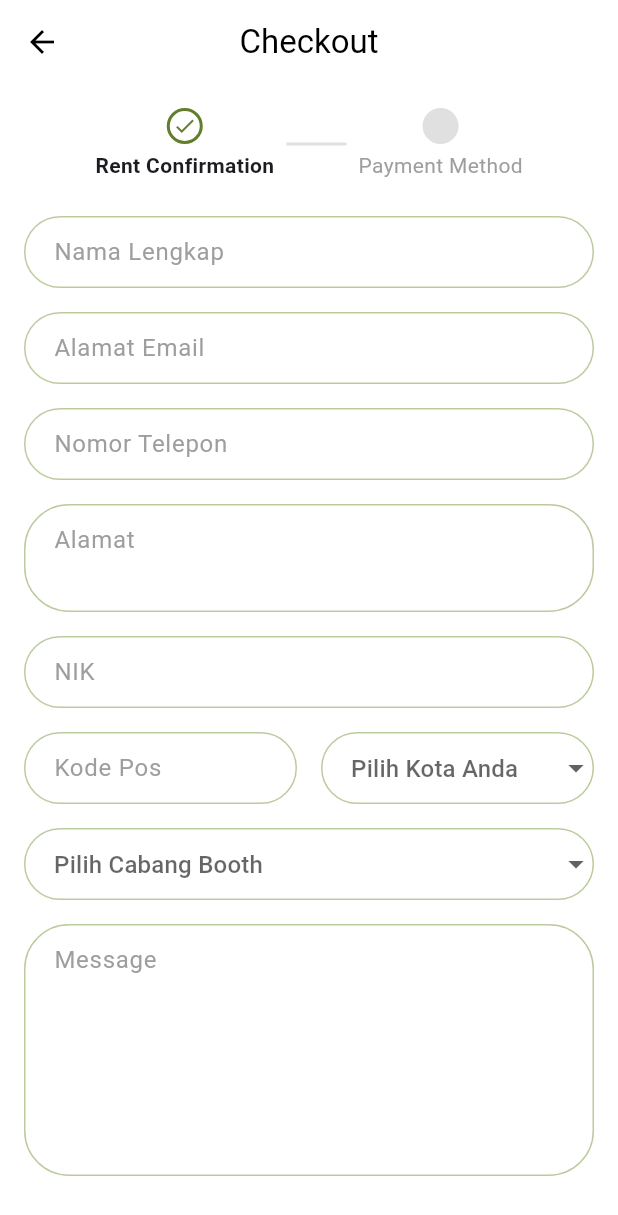
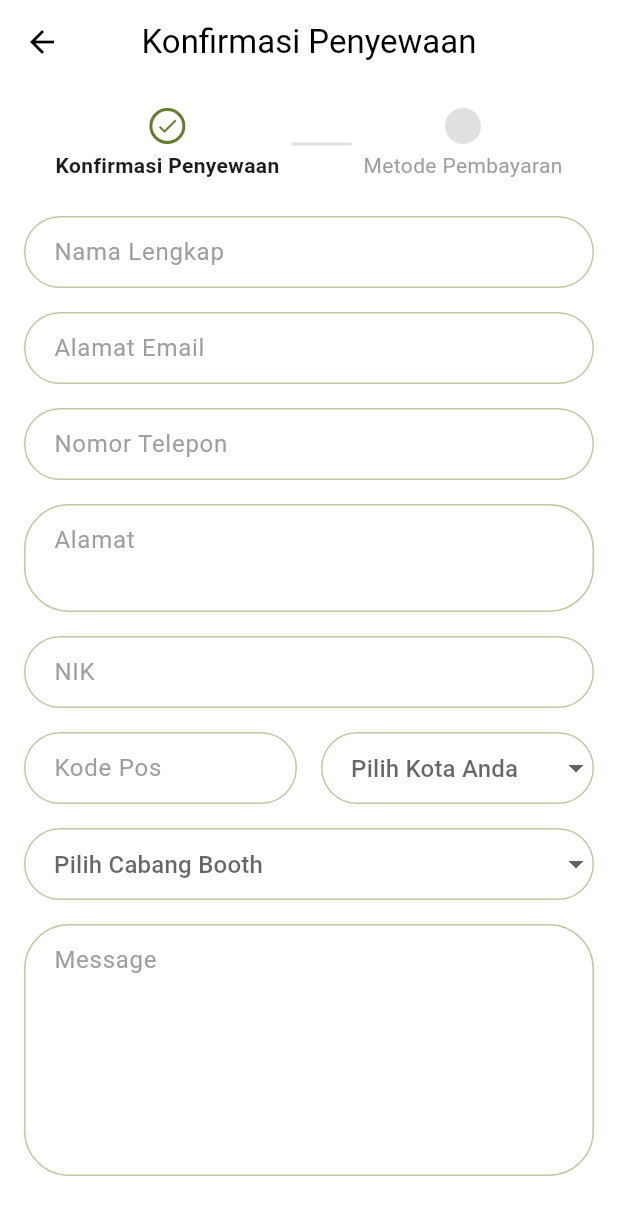
Before and after one commit to kiy4h/campedia, a Flutter app: the ShippingAddressPage screen opened directly, on a phone screen of 412 x 824 dp. Shown: the top 1215 px of the screen. Run offline on Flutter 3.47's test engine with Material 3 defaults, Android fonts, the phone set to English and light mode, and no system bars; our stand-ins replace flutter_countdown_timer, flutter_map, font_awesome_flutter, google_fonts, latlong2, shared_preferences; accounts and stored records are empty.

Commit message:
Ajam payment dibenerin

```diff
--- a/lib/pages/shopping/after_sales/order_tracking.dart
+++ b/lib/pages/shopping/after_sales/order_tracking.dart
@@ -245,7 +245,7 @@ class OrderTrackingPageState extends State<OrderTrackingPage> {
       child: Scaffold(
         appBar: AppBar(
           title: Text(
-            'Status Penyewaan #${widget.statusTransaksi}',
+            'Status Penyewaan',
             style: const TextStyle(
                 color: Colors.black, fontWeight: FontWeight.bold),
           ),
--- a/lib/pages/shopping/after_sales/thankyouPage.dart
+++ b/lib/pages/shopping/after_sales/thankyouPage.dart
@@ -208,7 +208,7 @@ class ThankYouPage extends StatelessWidget {
                                * - Label "Order ID".
                                */
                               Text(
-                                "Transaction ID",
+                                "ID Transaksi",
                                 style: TextStyle(
                                   color: Color(0xFF8A8A8A),
                                 ),
--- a/lib/pages/shopping/payment_data/checkout.dart
+++ b/lib/pages/shopping/payment_data/checkout.dart
@@ -9,6 +9,7 @@ library;
 
 import 'package:flutter/material.dart';
 import 'checkout2.dart';
+import '../cart/shoping.dart';
 
 /* Fungsi ini adalah titik masuk utama aplikasi Flutter.
  *
@@ -101,11 +102,13 @@ class ShippingAddressPageState extends State<ShippingAddressPage> {
          *
          * Deskripsi:
          * - Tombol ikon di AppBar untuk navigasi kembali ke layar sebelumnya.
-         */
-        leading: IconButton(
+         */        leading: IconButton(
           icon: const Icon(Icons.arrow_back, color: Colors.black),
           onPressed: () {
-            Navigator.pop(context);
+            Navigator.pushReplacement(
+              context,
+              MaterialPageRoute(builder: (context) => const Shoping()),
+            );
           },
         ),
         backgroundColor: Colors.transparent,
@@ -115,7 +118,7 @@ class ShippingAddressPageState extends State<ShippingAddressPage> {
          * Deskripsi:
          * - Judul halaman yang menampilkan 'Checkout'.
          */
-        title: const Text('Checkout', style: TextStyle(color: Colors.black)),
+        title: const Text('Konfirmasi Penyewaan', style: TextStyle(color: Colors.black)),
         centerTitle: true,
       ),
       /** Widget [Padding]
@@ -298,7 +301,7 @@ class ShippingAddressPageState extends State<ShippingAddressPage> {
              * - Label teks di bawah lingkaran untuk 'Rent Confirmation'.
              */
             const Text(
-              'Rent Confirmation',
+              'Konfirmasi Penyewaan',
               style: TextStyle(fontWeight: FontWeight.bold),
             ),
           ],
@@ -343,7 +346,7 @@ class ShippingAddressPageState extends State<ShippingAddressPage> {
              * - Label teks di bawah lingkaran untuk 'Payment Method'.
              */
             const Text(
-              'Payment Method',
+              'Metode Pembayaran',
               style: TextStyle(color: Colors.grey),
             ),
           ],
--- a/lib/pages/shopping/payment_data/checkout2.dart
+++ b/lib/pages/shopping/payment_data/checkout2.dart
@@ -63,7 +63,7 @@ class Checkout2State extends State<Checkout2> {
          * - Judul halaman yang menunjukkan 'Payment Method'.
          */
         title:
-            const Text('Payment Method', style: TextStyle(color: Colors.black)),
+            const Text('Metode Pembayaran', style: TextStyle(color: Colors.black)),
         centerTitle: true,
       ),
       /** Widget [Padding]
@@ -198,7 +198,7 @@ class Checkout2State extends State<Checkout2> {
          * - Teksnya berubah berdasarkan status `isActive`.
          */
         Text(
-          isActive ? 'Payment Method' : 'Rent Confirmation',
+          isActive ? 'Metode Pembayaran' : 'Konfirmasi Penyewaan',
           style: const TextStyle(fontWeight: FontWeight.bold),
         ),
       ],
```
